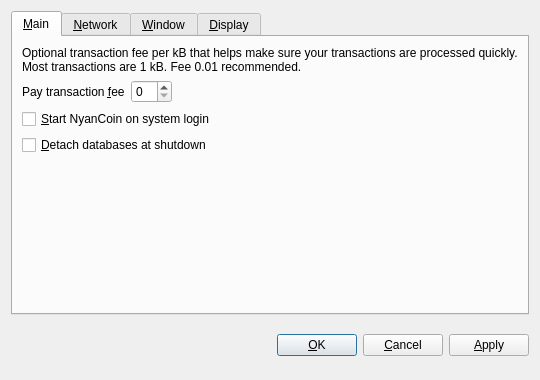
The window that src/qt/forms/optionsdialog.ui (omginput/nyancoin-client) describes before a commit, drawn with Qt 5.
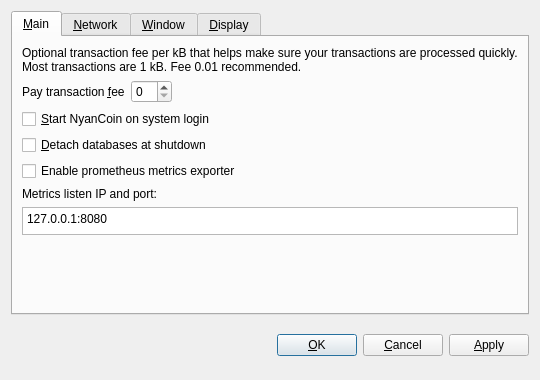
The same window after the commit. The open tabs and pages were chosen to show the change. Custom widgets are drawn as their Qt base class.

Commit message: thorughly confused and the boolean balue is still not saving

Patch:
```diff
--- a/src/qt/forms/optionsdialog.ui
+++ b/src/qt/forms/optionsdialog.ui
@@ -96,6 +96,48 @@
          </property>
         </widget>
        </item>
+       <item>
+        <widget class="QCheckBox" name="metricsEnable">
+         <property name="text">
+          <string>Enable prometheus metrics exporter</string>
+         </property>
+        </widget>
+       </item>
+       <item>
+        <widget class="QLabel" name="label">
+         <property name="text">
+          <string>&lt;html&gt;&lt;head/&gt;&lt;body&gt;&lt;p&gt;Metrics listen IP and port:&lt;/p&gt;&lt;/body&gt;&lt;/html&gt;</string>
+         </property>
+        </widget>
+       </item>
+       <item>
+        <widget class="QPlainTextEdit" name="metricsBindAddr">
+         <property name="sizePolicy">
+          <sizepolicy hsizetype="Preferred" vsizetype="Fixed">
+           <horstretch>0</horstretch>
+           <verstretch>0</verstretch>
+          </sizepolicy>
+         </property>
+         <property name="maximumSize">
+          <size>
+           <width>16777215</width>
+           <height>28</height>
+          </size>
+         </property>
+         <property name="verticalScrollBarPolicy">
+          <enum>Qt::ScrollBarAlwaysOff</enum>
+         </property>
+         <property name="horizontalScrollBarPolicy">
+          <enum>Qt::ScrollBarAlwaysOff</enum>
+         </property>
+         <property name="lineWrapMode">
+          <enum>QPlainTextEdit::NoWrap</enum>
+         </property>
+         <property name="plainText">
+          <string>127.0.0.1:8080</string>
+         </property>
+        </widget>
+       </item>
        <item>
         <spacer name="verticalSpacer_Main">
          <property name="orientation">
```
Left out of the diff: 2 changed lines with no effect on the pictures. The commit also changes 1 other file.
